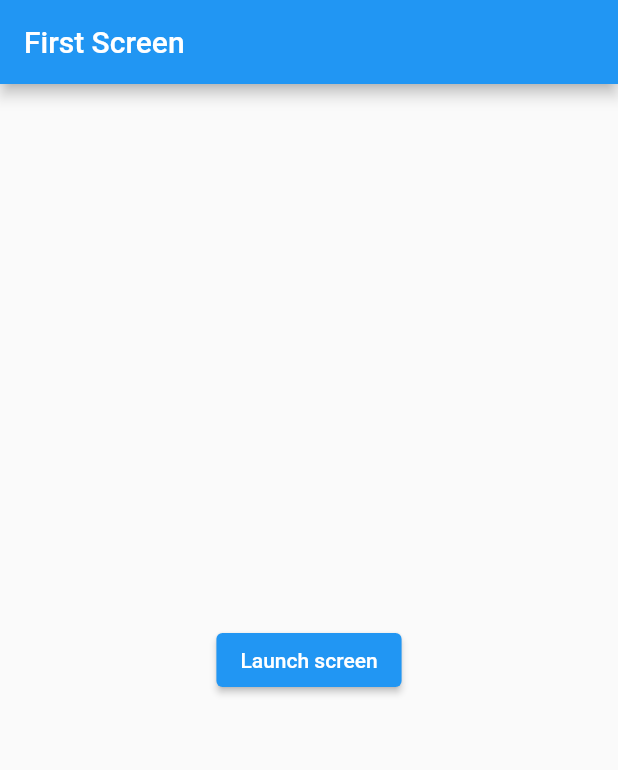
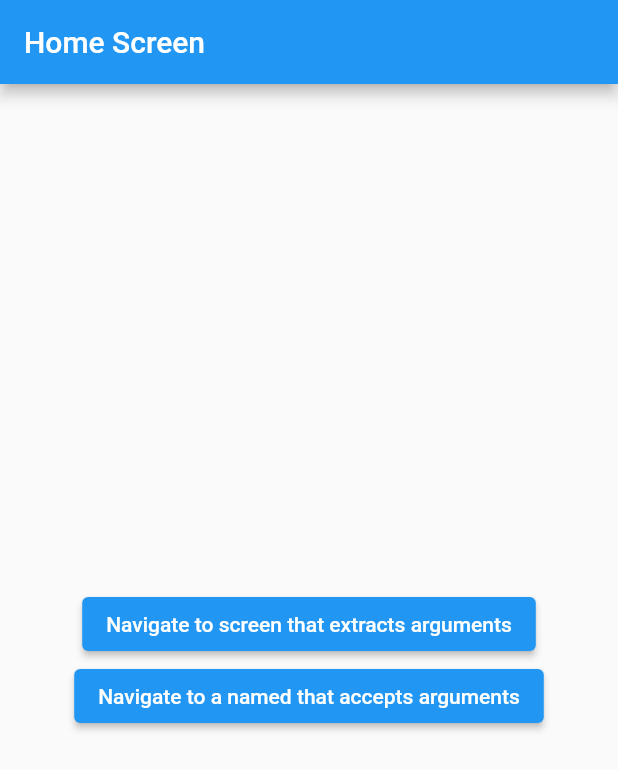
Before and after one commit to Anar0316/flutter_project, a Flutter app: the screen it shows after launch, on a phone screen of 412 x 824 dp. Shown: the top 770 px of the screen. Run offline on Flutter 3.47's test engine with Material 2 defaults, Android fonts, the phone set to English and light mode, and no system bars.

Commit message:
Pass arguments to a named route

```diff
--- a/lib/main.dart
+++ b/lib/main.dart
@@ -1,54 +1,157 @@
 import 'package:flutter/material.dart';
 
-void main() {
-  runApp(MaterialApp(
-    title: 'Named Routes Demo',
-    // Start the app with the "/" named route. In this case, the app starts
-    // on the FirstScreen widget.
-    initialRoute: '/',
-    routes: {
-      // When navigating to the "/" route, build the FirstScreen widget.
-      '/': (context) => FirstScreen(),
-      // When navigating to the "/second" route, build the SecondScreen widget.
-      '/second': (context) => SecondScreen(),
-    },
-  ));
+void main() => runApp(MyApp());
+
+class MyApp extends StatelessWidget {
+  @override
+  Widget build(BuildContext context) {
+    return MaterialApp(
+      // Provide a function to handle named routes. Use this function to
+      // identify the named route being pushed, and create the correct
+      // Screen.
+        onGenerateRoute: (settings) {
+          // If you push the PassArguments route
+          if (settings.name == PassArgumentsScreen.routeName) {
+            // Cast the arguments to the correct type: ScreenArguments.
+            final ScreenArguments args = settings.arguments;
+
+            // Then, extract the required data from the arguments and
+            // pass the data to the correct screen.
+            return MaterialPageRoute(
+              builder: (context) {
+                return PassArgumentsScreen(
+                  title: args.title,
+                  message: args.message,
+                );
+              },
+            );
+          }
+          // The code only supports PassArgumentsScreen.routeName right now.
+          // Other values need to be implemented if we add them. The assertion
+          // here will help remind us of that higher up in the call stack, since
+          // this assertion would otherwise fire somewhere in the framework.
+          assert(false, 'Need to implement ${settings.name}');
+          return null;
+        },
+        title: 'Navigation with Arguments',
+        home: HomeScreen(),
+        routes: {
+          ExtractArgumentsScreen.routeName: (context) =>
+              ExtractArgumentsScreen(),
+        });
+  }
 }
 
-class FirstScreen extends StatelessWidget {
+class HomeScreen extends StatelessWidget {
   @override
   Widget build(BuildContext context) {
     return Scaffold(
       appBar: AppBar(
-        title: Text('First Screen'),
+        title: Text('Home Screen'),
       ),
       body: Center(
-        child: ElevatedButton(
-          child: Text('Launch screen'),
-          onPressed: () {
-            // Navigate to the second screen when tapped.
-          },
+        child: Column(
+          mainAxisAlignment: MainAxisAlignment.center,
+          children: <Widget>[
+            // A button that navigates to a named route that. The named route
+            // extracts the arguments by itself.
+            ElevatedButton(
+              child: Text("Navigate to screen that extracts arguments"),
+              onPressed: () {
+                // When the user taps the button, navigate to a named route
+                // and provide the arguments as an optional parameter.
+                Navigator.pushNamed(
+                  context,
+                  ExtractArgumentsScreen.routeName,
+                  arguments: ScreenArguments(
+                    'Extract Arguments Screen',
+                    'This message is extracted in the build method.',
+                  ),
+                );
+              },
+            ),
+            // A button that navigates to a named route. For this route, extract
+            // the arguments in the onGenerateRoute function and pass them
+            // to the screen.
+            ElevatedButton(
+              child: Text("Navigate to a named that accepts arguments"),
+              onPressed: () {
+                // When the user taps the button, navigate to a named route
+                // and provide the arguments as an optional parameter.
+                Navigator.pushNamed(
+                  context,
+                  PassArgumentsScreen.routeName,
+                  arguments: ScreenArguments(
+                    'Accept Arguments Screen',
+                    'This message is extracted in the onGenerateRoute function.',
+                  ),
+                );
+              },
+            ),
+          ],
         ),
       ),
     );
   }
 }
 
-class SecondScreen extends StatelessWidget {
+// A Widget that extracts the necessary arguments from the ModalRoute.
+class ExtractArgumentsScreen extends StatelessWidget {
+  static const routeName = '/extractArguments';
+
+  @override
+  Widget build(BuildContext context) {
+    // Extract the arguments from the current ModalRoute settings and cast
+    // them as ScreenArguments.
+    final ScreenArguments args = ModalRoute.of(context).settings.arguments;
+
+    return Scaffold(
+      appBar: AppBar(
+        title: Text(args.title),
+      ),
+      body: Center(
+        child: Text(args.message),
+      ),
+    );
+  }
+}
+
+// A Widget that accepts the necessary arguments via the constructor.
+class PassArgumentsScreen extends StatelessWidget {
+  static const routeName = '/passArguments';
+
+  final String title;
+  final String message;
+
+  // This Widget accepts the arguments as constructor parameters. It does not
+  // extract the arguments from the ModalRoute.
+  //
+  // The arguments are extracted by the onGenerateRoute function provided to the
+  // MaterialApp widget.
+  const PassArgumentsScreen({
+    Key key,
+    @required this.title,
+    @required this.message,
+  }) : super(key: key);
+
   @override
   Widget build(BuildContext context) {
     return Scaffold(
       appBar: AppBar(
-        title: Text("Second Screen"),
+        title: Text(title),
       ),
       body: Center(
-        child: ElevatedButton(
-          onPressed: () {
-            // Navigate back to first screen when tapped.
-          },
-          child: Text('Go back!'),
-        ),
+        child: Text(message),
       ),
     );
   }
 }
+
+// You can pass any object to the arguments parameter. In this example,
+// create a class that contains both a customizable title and message.
+class ScreenArguments {
+  final String title;
+  final String message;
+
+  ScreenArguments(this.title, this.message);
+}
```
